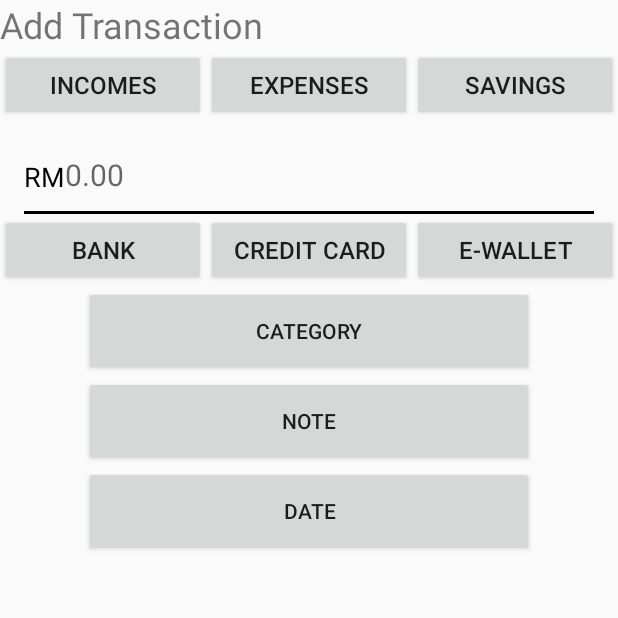
After one commit to YungJKong/Finance_Budgeting_App, an Android app: the AddTransaction screen opened directly, with no data from a screen before it, on a phone screen of 412 x 824 dp, the top half of it. The commit adds this screen. Run offline under Robolectric (Android 15) with nearby library versions, the phone set to English and light mode, and no system bars.

Commit message:
add some new content, scrollable, splash art

```diff
--- /dev/null
+++ b/app/src/main/java/com/example/financebudgetingapp/AddTransaction.java
@@ -0,0 +1,179 @@
+package com.example.financebudgetingapp;
+
+import android.app.AlertDialog;
+import android.app.DatePickerDialog;
+import android.content.DialogInterface;
+import android.support.v7.app.AppCompatActivity;
+import android.os.Bundle;
+import android.view.LayoutInflater;
+import android.view.MenuItem;
+import android.view.View;
+import android.widget.ArrayAdapter;
+import android.widget.Button;
+import android.widget.EditText;
+import android.widget.PopupMenu;
+import android.widget.Spinner;
+
+import java.util.Calendar;
+
+public class AddTransaction extends AppCompatActivity {
+    private Button addButton;
+    private String enteredText = "Note";
+    private Button categoryButton;
+    private Button btnIncomes, btnExpenses, btnSavings;
+    private Button btnBank, btnCredit, btnEwallet;
+    private Button dateButton;
+    private Calendar calendar;
+    @Override
+    protected void onCreate(Bundle savedInstanceState) {
+        super.onCreate(savedInstanceState);
+        setContentView(R.layout.activity_add_transaction);
+
+        btnIncomes = findViewById(R.id.btnIncomes);
+        btnExpenses = findViewById(R.id.btnExpenses);
+        btnSavings = findViewById(R.id.btnSavings);
+
+        btnIncomes.setOnClickListener(new View.OnClickListener() {
+            @Override
+            public void onClick(View v) {
+                setActiveButton(btnIncomes);
+            }
+        });
+
+        btnExpenses.setOnClickListener(new View.OnClickListener() {
+            @Override
+            public void onClick(View v) {
+                setActiveButton(btnExpenses);
+            }
+        });
+
+        btnSavings.setOnClickListener(new View.OnClickListener() {
+            @Override
+            public void onClick(View v) {
+                setActiveButton(btnSavings);
+            }
+        });
+
+        btnBank = findViewById(R.id.btnBank);
+        btnCredit = findViewById(R.id.btnCredit);
+        btnEwallet = findViewById(R.id.btnEwallet);
+
+        btnBank.setOnClickListener(new View.OnClickListener() {
+            @Override
+            public void onClick(View v) {
+                setActiveButton2(btnBank);
+            }
+        });
+
+        btnCredit.setOnClickListener(new View.OnClickListener() {
+            @Override
+            public void onClick(View v) {
+                setActiveButton2(btnCredit);
+            }
+        });
+
+        btnEwallet.setOnClickListener(new View.OnClickListener() {
+            @Override
+            public void onClick(View v) {
+                setActiveButton2(btnEwallet);
+            }
+        });
+
+        //Button for CATEGORY
+        categoryButton = findViewById(R.id.categoryButton);
+
+        categoryButton.setOnClickListener(new View.OnClickListener() {
+            @Override
+            public void onClick(View v) {
+                showPopupMenu(v);
+            }
+        });
+        //Button for NOTE
+        addButton = findViewById(R.id.noteButton);
+
+        addButton.setOnClickListener(new View.OnClickListener() {
+            @Override
+            public void onClick(View v) {
+                showInputDialog();
+            }
+        });
+        //Button for DATE
+        dateButton = findViewById(R.id.dateButton);
+
+        calendar = Calendar.getInstance();
+
+        dateButton.setOnClickListener(new View.OnClickListener() {
+            @Override
+            public void onClick(View v) {
+                showDatePickerDialog();
+            }
+        });
+
+
+    }
+    private void setActiveButton(Button activeButton) {
+        btnIncomes.setEnabled(activeButton != btnIncomes);
+        btnExpenses.setEnabled(activeButton != btnExpenses);
+        btnSavings.setEnabled(activeButton != btnSavings);
+    }
+
+    private void setActiveButton2(Button activeButton) {
+        btnBank.setEnabled(activeButton != btnBank);
+        btnCredit.setEnabled(activeButton != btnCredit);
+        btnEwallet.setEnabled(activeButton != btnEwallet);
+    }
+
+    private void showPopupMenu(View anchorView) {
+        PopupMenu popupMenu = new PopupMenu(this, anchorView);
+        popupMenu.getMenuInflater().inflate(R.menu.category_transaction, popupMenu.getMenu());
+
+        popupMenu.setOnMenuItemClickListener(new PopupMenu.OnMenuItemClickListener() {
+            @Override
+            public boolean onMenuItemClick(MenuItem item) {
+                String selectedCategory = item.getTitle().toString();
+                categoryButton.setText(selectedCategory);
+                return true;
+            }
+        });
+
+        popupMenu.show();
+    }
+    private void showInputDialog() {
+        AlertDialog.Builder dialogBuilder = new AlertDialog.Builder(this);
+        LayoutInflater inflater = getLayoutInflater();
+        View dialogView = inflater.inflate(R.layout.input_dialog, null);
+        dialogBuilder.setView(dialogView);
+
+        final EditText inputEditText = dialogView.findViewById(R.id.inputEditText);
+
+        dialogBuilder.setTitle("Enter Content")
+                .setPositiveButton("OK", new DialogInterface.OnClickListener() {
+                    @Override
+                    public void onClick(DialogInterface dialog, int which) {
+                        enteredText = inputEditText.getText().toString();
+                        addButton.setText(enteredText);
+                    }
+                })
+                .setNegativeButton("Cancel", null);
+
+        AlertDialog dialog = dialogBuilder.create();
+        dialog.show();
+    }
+
+    private void showDatePickerDialog() {
+        int year = calendar.get(Calendar.YEAR);
+        int month = calendar.get(Calendar.MONTH);
+        int day = calendar.get(Calendar.DAY_OF_MONTH);
+
+        DatePickerDialog datePickerDialog = new DatePickerDialog(
+                this,
+                (view, year1, monthOfYear, dayOfMonth) -> {
+                    String selectedDate = (monthOfYear + 1) + "/" + dayOfMonth + "/" + year1;
+                    dateButton.setText(selectedDate);
+                },
+                year, month, day
+        );
+
+        datePickerDialog.show();
+    }
+}
--- a/app/src/main/java/com/example/financebudgetingapp/MainActivity.java
+++ b/app/src/main/java/com/example/financebudgetingapp/MainActivity.java
@@ -50,6 +50,7 @@ public class MainActivity extends AppCompatActivity {
             public void onClick(View view) {
                 // Handle the Activities button click here
                 // For example: startActivity(new Intent(MainActivity.this, ActivitiesActivity.class));
+                startActivity(new Intent(MainActivity.this, com.example.financebudgetingapp.Transaction.class));
             }
         });
 
@@ -73,6 +74,10 @@ public class MainActivity extends AppCompatActivity {
         ArrayList<String> recentActivities = fetchRecentActivities(); // Implement this
         ArrayAdapter<String> adapter = new ArrayAdapter<>(this, android.R.layout.simple_list_item_1, recentActivities);
         recentActivitiesListView.setAdapter(adapter);
+
+
+
+
     }
 
     public class Transaction {
--- /dev/null
+++ b/app/src/main/res/layout/activity_add_transaction.xml
@@ -0,0 +1,196 @@
+<?xml version="1.0" encoding="utf-8"?>
+<android.support.constraint.ConstraintLayout xmlns:android="http://schemas.android.com/apk/res/android"
+    xmlns:app="http://schemas.android.com/apk/res-auto"
+    xmlns:tools="http://schemas.android.com/tools"
+    android:layout_width="match_parent"
+    android:layout_height="match_parent"
+    tools:context=".AddTransaction">
+
+    <LinearLayout
+        android:layout_width="match_parent"
+        android:layout_height="match_parent"
+        android:orientation="vertical">
+
+        <TextView
+            android:id="@+id/tv_addTrans"
+            android:layout_width="match_parent"
+            android:layout_height="wrap_content"
+            android:text="Add Transaction"
+            android:textSize="24sp" />
+
+        <LinearLayout
+            android:layout_width="match_parent"
+            android:layout_height="wrap_content"
+            android:gravity="center"
+            android:orientation="horizontal">
+
+            <Button
+                android:id="@+id/btnIncomes"
+                android:layout_width="0dp"
+                android:layout_height="wrap_content"
+                android:layout_weight="1"
+                android:drawablePadding="8dp"
+                android:padding="12dp"
+                android:text="Incomes"
+                android:textSize="16sp" />
+
+            <Button
+                android:id="@+id/btnExpenses"
+                android:layout_width="0dp"
+                android:layout_height="wrap_content"
+                android:layout_weight="1"
+                android:drawablePadding="8dp"
+                android:padding="12dp"
+                android:text="Expenses"
+                android:textSize="16sp" />
+
+            <Button
+                android:id="@+id/btnSavings"
+                android:layout_width="0dp"
+                android:layout_height="wrap_content"
+                android:layout_weight="1"
+                android:drawablePadding="8dp"
+                android:padding="12dp"
+                android:text="Savings"
+                android:textSize="16sp" />
+
+        </LinearLayout>
+
+        <RelativeLayout
+            android:layout_width="wrap_content"
+            android:layout_height="wrap_content"
+            android:layout_marginTop="12dp"
+            android:paddingStart="16dp"
+            android:paddingEnd="16dp">
+
+            <TextView
+                android:id="@+id/currencyTextView"
+                android:layout_width="wrap_content"
+                android:layout_height="wrap_content"
+                android:layout_centerVertical="true"
+                android:text="RM"
+                android:textColor="@color/black"
+                android:textSize="18sp" />
+
+            <EditText
+                android:id="@+id/amountEditText"
+                android:layout_width="match_parent"
+                android:layout_height="48dp"
+                android:layout_toEndOf="@id/currencyTextView"
+                android:background="@null"
+                android:hint="0.00"
+                android:inputType="numberDecimal"
+                android:textColor="@color/black"
+                android:textSize="20sp" />
+
+            <View
+                android:layout_width="match_parent"
+                android:layout_height="2dp"
+                android:layout_below="@id/amountEditText"
+                android:background="@color/black" />
+        </RelativeLayout>
+
+        <LinearLayout
+            android:layout_width="match_parent"
+            android:layout_height="wrap_content"
+            android:gravity="center"
+            android:orientation="horizontal">
+
+            <Button
+                android:id="@+id/btnBank"
+                android:layout_width="0dp"
+                android:layout_height="wrap_content"
+                android:layout_weight="1"
+                android:drawablePadding="8dp"
+                android:padding="12dp"
+                android:text="Bank"
+                android:textSize="16sp" />
+
+            <Button
+                android:id="@+id/btnCredit"
+                android:layout_width="0dp"
+                android:layout_height="wrap_content"
+                android:layout_weight="1"
+                android:drawablePadding="8dp"
+                android:padding="12dp"
+                android:text="Credit Card"
+                android:textSize="16sp" />
+
+            <Button
+                android:id="@+id/btnEwallet"
+                android:layout_width="0dp"
+                android:layout_height="wrap_content"
+                android:layout_weight="1"
+                android:drawablePadding="8dp"
+                android:padding="12dp"
+                android:text="E-wallet"
+                android:textSize="16sp" />
+
+        </LinearLayout>
+
+        <LinearLayout
+            android:layout_width="match_parent"
+            android:layout_height="wrap_content"
+            android:gravity="center"
+            android:orientation="vertical">
+
+            <FrameLayout
+                android:layout_width="wrap_content"
+                android:layout_height="wrap_content">
+
+            </FrameLayout>
+
+            <Button
+                android:id="@+id/categoryButton"
+                android:layout_width="300dp"
+                android:layout_height="60dp"
+                android:layout_gravity="center"
+                android:text="Category" />
+
+        </LinearLayout>
+        <LinearLayout
+            android:layout_width="match_parent"
+            android:layout_height="wrap_content"
+            android:gravity="center"
+            android:orientation="vertical">
+
+            <FrameLayout
+                android:layout_width="wrap_content"
+                android:layout_height="wrap_content">
+
+            </FrameLayout>
+
+            <Button
+                android:id="@+id/noteButton"
+                android:layout_width="300dp"
+                android:layout_height="60dp"
+                android:layout_gravity="center"
+                android:text="Note" />
+
+        </LinearLayout>
+
+        <LinearLayout
+            android:layout_width="match_parent"
+            android:layout_height="wrap_content"
+            android:gravity="center"
+            android:orientation="vertical">
+
+            <FrameLayout
+                android:layout_width="wrap_content"
+                android:layout_height="wrap_content">
+
+            </FrameLayout>
+
+            <Button
+                android:id="@+id/dateButton"
+                android:layout_width="300dp"
+                android:layout_height="60dp"
+                android:layout_gravity="center"
+                android:text="Date" />
+
+        </LinearLayout>
+
+
+
+    </LinearLayout>
+</android.support.constraint.ConstraintLayout>
--- /dev/null
+++ b/app/src/main/res/menu/category_transaction.xml
@@ -0,0 +1,9 @@
+<?xml version="1.0" encoding="utf-8"?>
+<menu xmlns:android="http://schemas.android.com/apk/res/android">
+    <item
+        android:id="@+id/menu_food"
+        android:title="Food" />
+    <item
+        android:id="@+id/menu_entertainment"
+        android:title="Entertainment" />
+</menu>
```
Also changed, not shown: app/src/main/AndroidManifest.xml (+10 -3 lines), app/src/main/java/com/example/financebudgetingapp/Transaction.java (added, +29 -0 lines), app/src/main/res/layout/activity_transaction.xml (added, +22 -0 lines), app/src/main/res/layout/input_dialog.xml (added, +17 -0 lines).
